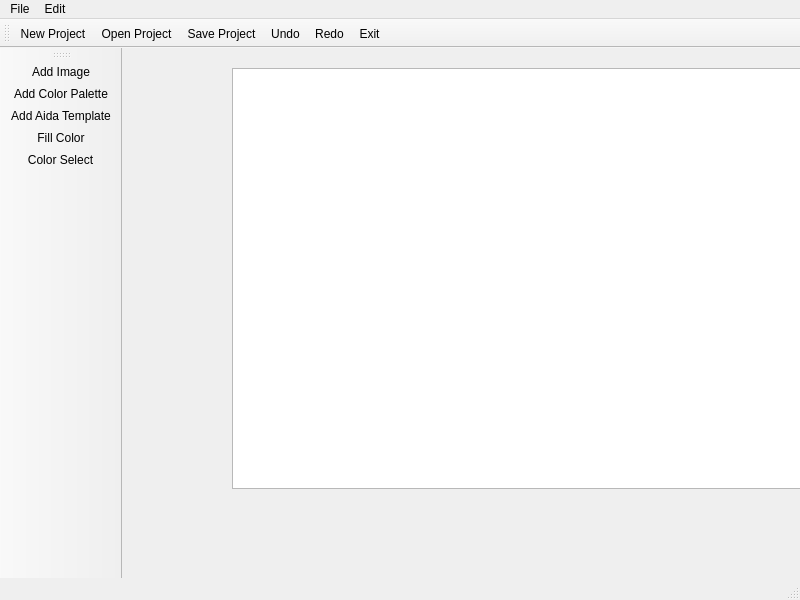
First picture: the form in mainwindow.ui, repository megsss/Thready, before the edit.
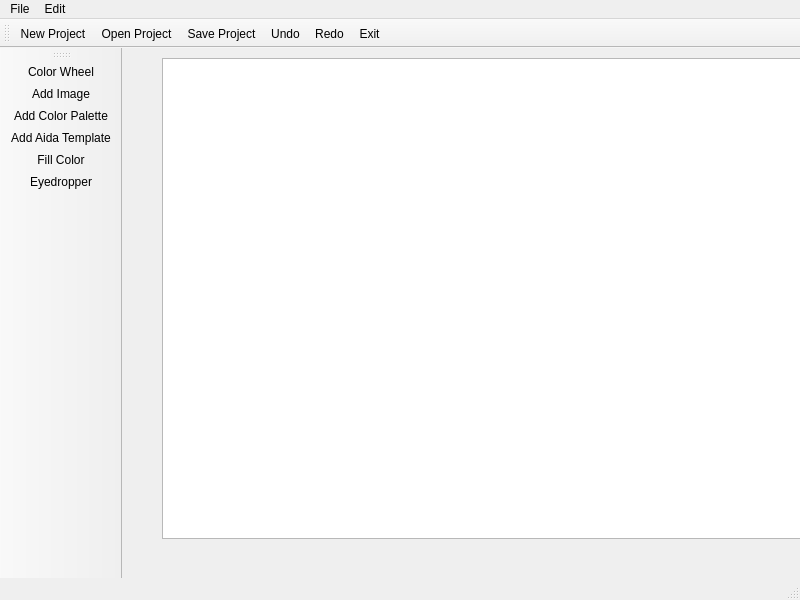
Second picture: the form after the edit. Icons and pictures are not drawn.

Commit message: add color wheel tool button and slot

```diff
--- a/mainwindow.ui
+++ b/mainwindow.ui
@@ -17,10 +17,10 @@
    <widget class="QGraphicsView" name="graphicsView">
     <property name="geometry">
      <rect>
-      <x>110</x>
-      <y>20</y>
-      <width>581</width>
-      <height>421</height>
+      <x>40</x>
+      <y>10</y>
+      <width>691</width>
+      <height>481</height>
      </rect>
     </property>
    </widget>
@@ -89,6 +89,7 @@
    <attribute name="toolBarBreak">
     <bool>false</bool>
    </attribute>
+   <addaction name="actionColor_Wheel"/>
    <addaction name="actionAdd_Image"/>
    <addaction name="actionAdd_Color_Palette"/>
    <addaction name="actionAdd_Aida_Template"/>
@@ -194,7 +195,16 @@
      <normaloff>:/images/50/images/50/eyedropper.png</normaloff>:/images/50/images/50/eyedropper.png</iconset>
    </property>
    <property name="text">
-    <string>Color Select</string>
+    <string>Eyedropper</string>
+   </property>
+  </action>
+  <action name="actionColor_Wheel">
+   <property name="icon">
+    <iconset resource="resources.qrc">
+     <normaloff>:/images/50/images/50/colorWheel.png</normaloff>:/images/50/images/50/colorWheel.png</iconset>
+   </property>
+   <property name="text">
+    <string>Color Wheel</string>
    </property>
   </action>
  </widget>
```
Left out of the diff: 1 changed line with no effect on the pictures. The commit also changes 2 other files.
